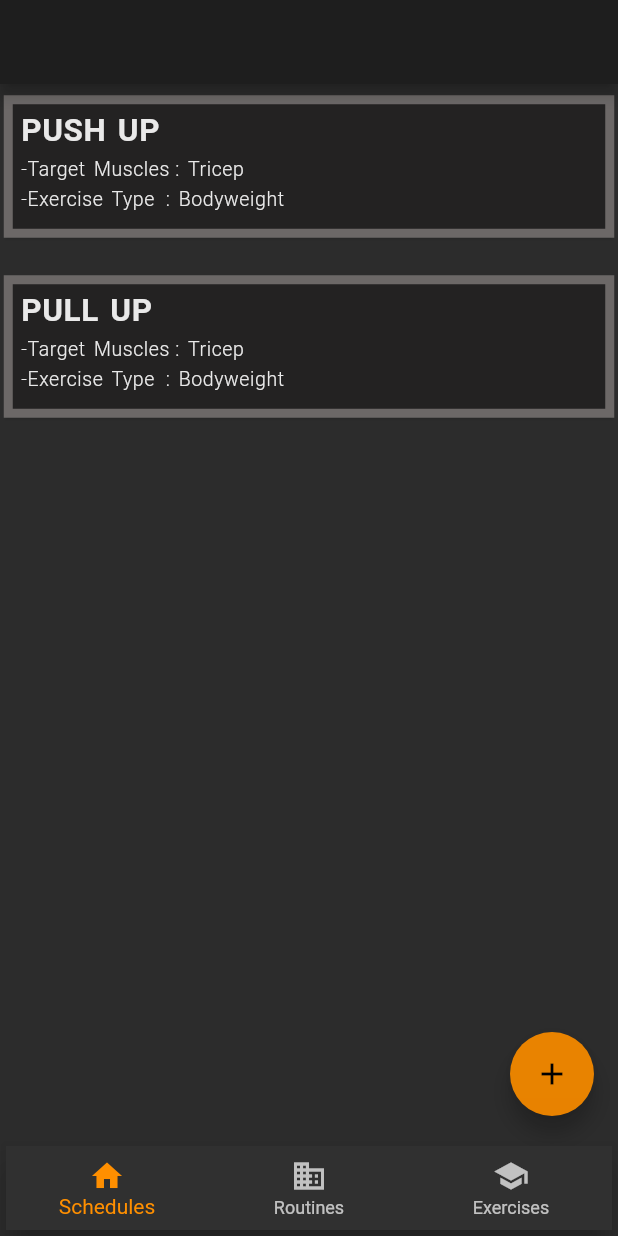
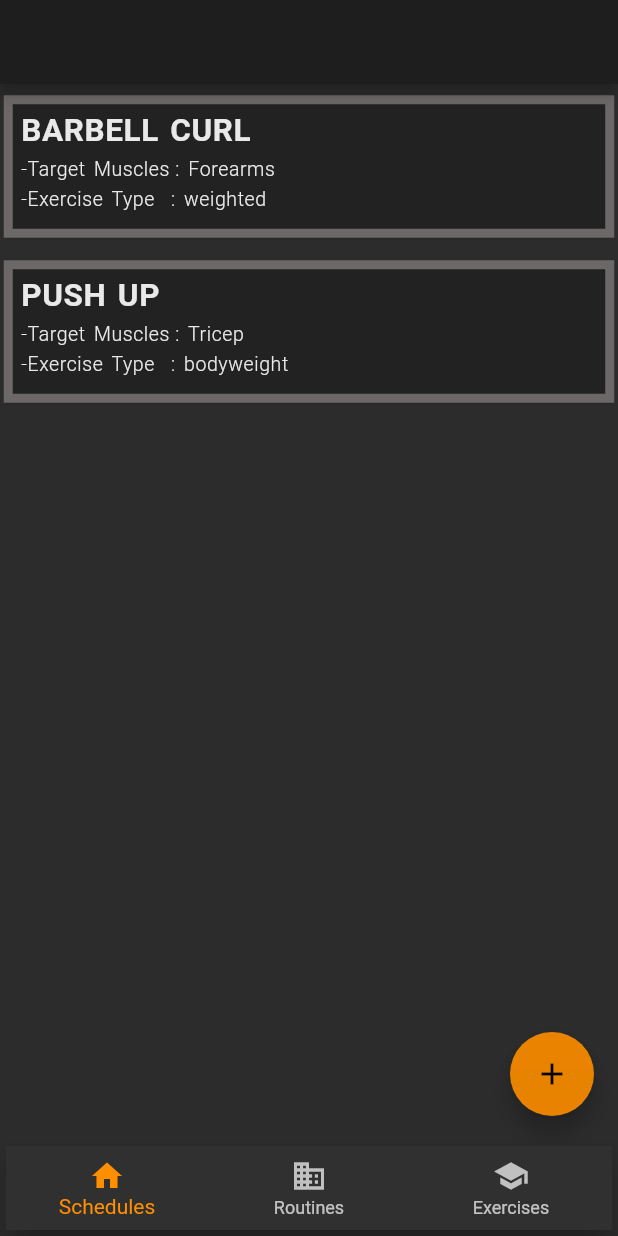
Before and after one commit to KuhakuPixel/Workout_Logger_App, a Flutter app: the screen it shows after launch, on a phone screen of 412 x 824 dp. Run offline on Flutter 3.47's test engine with Material 2 defaults, Android fonts, the phone set to English and light mode, and no system bars.

Commit message:
added some option to choose the exercise

```diff
--- /dev/null
+++ b/SDD/Picture concept/someshit.txt
@@ -0,0 +1,2 @@
+using inheretince technique for the three pages
+-work on the modal input sheet to add some item to the list
--- a/lib/CardItemWidgets/ExerciseItemWidget.dart
+++ b/lib/CardItemWidgets/ExerciseItemWidget.dart
@@ -1,24 +1,77 @@
 import 'package:WorkoutLoggerApp/miscellaneousStuffs/ApplicationColorsPallete.dart';
 import 'package:flutter/material.dart';
+
+enum ExerciseType {
+  weighted,
+  bodyweight,
+  timed,
+}
+
+///"Upper Chest",
+///"Lower Chest",
+///"Traps",
+///"Forearms",
+///"Bicep",
+///"Lats",
+///"Upper ABS",
+///"Lower ABS",
+///"Oblique",
+///"Quads",
+///"Upper Back",
+///"Lower Back",
+///"Delts",
+///"Tricep",
+///"Hamstring",
+///"Calves",
+List<String> muscleList = [
+  "Upper Chest",
+  "Lower Chest",
+  "Traps",
+  "Forearms",
+  "Bicep",
+  "Lats",
+  "Upper ABS",
+  "Lower ABS",
+  "Oblique",
+  "Quads",
+  "Upper Back",
+  "Lower Back",
+  "Delts",
+  "Tricep",
+  "Hamstring",
+  "Calves",
+];
 
 /// widget for containing an exercise item
 class ExerciseItemWidget extends StatelessWidget {
   final String exerciseName;
 
+  final ExerciseType exerciseType;
+
+  ///Only assign the value that are available inside muscleList
+  final String targetMuscle;
   //card spacing margin in the container
   final double cardLeftPaddingValue = 10;
   final double cardRightPaddingValue = 0;
   final double cardTopPaddingValue = 10;
   final double cardBottomPaddingValue = 0;
+
   //constructor
   ExerciseItemWidget({
-    this.exerciseName,
-    /*
-    this.cardBottomPaddingValue=0,
-    this.cardLeftPaddingValue=0,
-    this.cardRightPaddingValue=0,
-    this.cardTopPaddingValue=0,*/
+    @required this.exerciseName,
+    @required this.exerciseType,
+
+    ///Only assign the value that are available inside muscleList
+    @required this.targetMuscle,
   }) {}
+
+  ///return a enum value in a string format
+  String ConvertEnumToString({
+    ExerciseType exerciseType,
+  }) {
+    return exerciseType.toString().split(".")[1];
+  }
+
   @override
   Widget build(BuildContext context) {
     //the item widget
@@ -39,7 +92,7 @@ class ExerciseItemWidget extends StatelessWidget {
               ),
               SizedBox(height: 5),
               Text(
-                "-Target Muscles : " + "Tricep",
+                "-Target Muscles : " + targetMuscle,
                 style: TextStyle(
                   fontWeight: FontWeight.w300,
                   fontSize: 13,
@@ -49,7 +102,7 @@ class ExerciseItemWidget extends StatelessWidget {
               ),
               SizedBox(height: 5),
               Text(
-                "-Exercise Type  : " + "Bodyweight",
+                "-Exercise Type   : " + exerciseType.toString().split(".")[1],
                 style: TextStyle(
                   fontWeight: FontWeight.w300,
                   fontSize: 13,
--- /dev/null
+++ b/lib/ContentPages/SubPage.dart/ExercisePage.dart
@@ -0,0 +1,33 @@
+import 'package:WorkoutLoggerApp/CardItemWidgets/ExerciseItemWidget.dart';
+import 'package:flutter/material.dart';
+
+import '../page.dart';
+
+class ExercisePage extends StatefulWidget {
+  @override
+  _ExercisePageState createState() => _ExercisePageState();
+}
+
+class _ExercisePageState extends State<ExercisePage> {
+  List<ExerciseItemWidget> exerciseList = [
+    new ExerciseItemWidget(
+      exerciseName: "Barbell curl",
+      exerciseType:ExerciseType.weighted,
+     targetMuscle: muscleList[3],
+    ),
+    new ExerciseItemWidget(
+      exerciseName: "Push up",
+      exerciseType:ExerciseType.bodyweight,
+      targetMuscle: muscleList[13],
+
+    )
+  ];
+  @override
+  Widget build(BuildContext context) {
+    return ApplicationPage(
+      pageTitle: "Exercise Page",
+      spaceBetweenItem: 10,
+      itemList: exerciseList,
+    );
+  }
+}
--- a/lib/ContentPages/page.dart
+++ b/lib/ContentPages/page.dart
@@ -1,11 +1,36 @@
-import 'package:WorkoutLoggerApp/CardItemWidgets/ExerciseItemWidget.dart';
 import 'package:flutter/material.dart';
+
 
 class ApplicationPage extends StatelessWidget {
   final String pageTitle;
 
+  ///this property will have some spacing specified by the constructor
+  List<Widget> contentsList;
   //constructor
-  ApplicationPage({this.pageTitle});
+  ApplicationPage({
+    @required this.pageTitle,
+   @required double spaceBetweenItem,
+   @required List<Widget> itemList,
+  }) {
+    this.contentsList = BuildContentsListWidget(spaceBetweenItem, itemList);
+  }
+
+//returns in a list of widget with spacing between childs feature
+  List<Widget> BuildContentsListWidget(
+      double spaceBetweenItem, List<Widget> itemList) {
+    List<Widget> newContentsList = [];
+
+    for (int i = 0; i < itemList.length; i++) {
+      newContentsList.add(itemList[i]);
+      //dont add box spacing
+      if (i < itemList.length - 1) {
+        newContentsList.add(SizedBox(
+          height: spaceBetweenItem,
+        ));
+      }
+    }
+    return newContentsList;
+  }
 
   ///show  a modal bottom sheet when a certainn button is pressed
   void ShowModalBottomSheet(BuildContext context) {
@@ -78,13 +103,12 @@ class ApplicationPage extends StatelessWidget {
         padding: EdgeInsets.only(
           top: 5,
         ),
-        child: Column(
-          children: <Widget>[
-            //Text(this.pageTitle),
-            ExerciseItemWidget(exerciseName: "Push up"),
-            SizedBox(height: 20),
-            ExerciseItemWidget(exerciseName: "Pull up"),
-          ],
+        //wrapped the list with a scrollable widget
+        child: SingleChildScrollView(
+          child: Column(
+            children: contentsList,
+          ),
+          //padding: EdgeInsets.only(bottom: 15),
         ),
       ),
       // a floatingactionbuttonn that is built in as a parameter of schaffhold
--- a/lib/main.dart
+++ b/lib/main.dart
@@ -1,4 +1,6 @@
-import 'package:WorkoutLoggerApp/ContentPages/page.dart';
+
+import 'package:WorkoutLoggerApp/ContentPages/SubPage.dart/ExercisePage.dart';
+
 
 import 'package:flutter/material.dart';
 
@@ -46,9 +48,7 @@ class _AppStatefulWidgetState extends State<AppStatefulWidget> {
   //page content
   //this will be used as a page for the main content of the app
   static List<Widget> _pageContentOptions = <Widget>[
-    ApplicationPage(pageTitle: "page"),
-    ApplicationPage(pageTitle: "2"),
-    ApplicationPage(pageTitle: "3"),
+    ExercisePage(),
   ];
 
   ///Called with an index as its argument according to which tab is pressed
```
